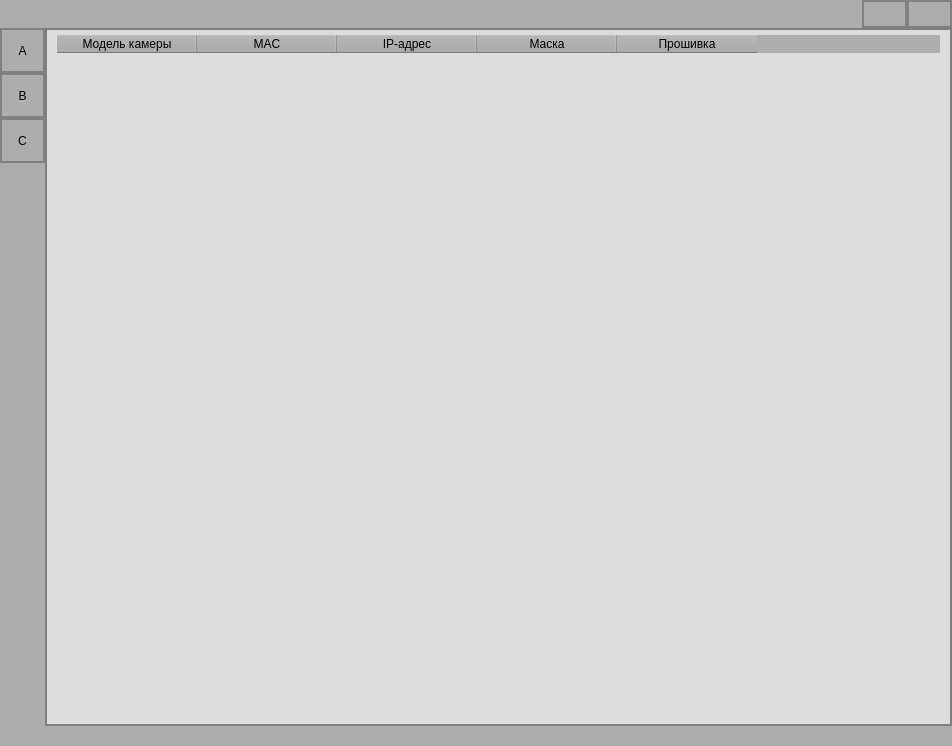
Old version of the form ui_main_frame.ui in the repository mentalitet-new/ESC-new.
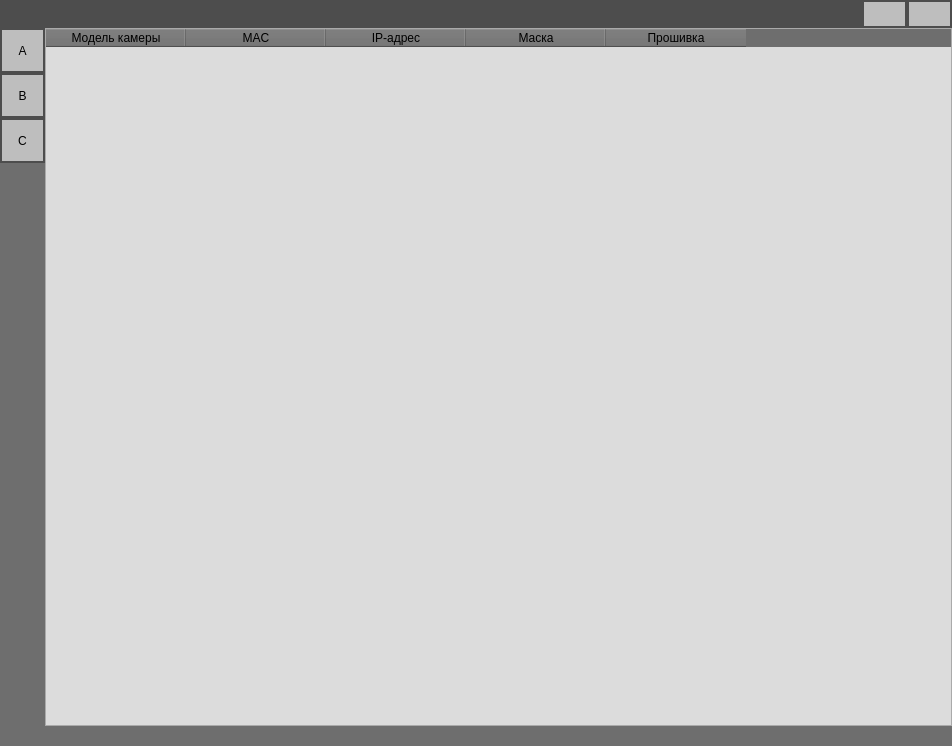
New version of the form. Icons and pictures are not drawn.

Commit message: Изменен размер и цвета кнопок.

```diff
--- a/ui_main_frame.ui
+++ b/ui_main_frame.ui
@@ -19,7 +19,7 @@
    </property>
    <property name="styleSheet">
     <string notr="true">QWidget {
-background-color: rgb(173,173,173);
+background-color: rgb(110,110,110);
 }</string>
    </property>
    <layout class="QVBoxLayout" name="verticalLayout_2">
@@ -102,7 +102,7 @@
             </property>
             <property name="styleSheet">
              <string notr="true">QLabel {
-background-color: rgb(173,173,173);
+background-color: rgb(77,77,77);
     spacing: 3px;           
     padding: 5px 10px;
     color: rgb(0,0,0);  
@@ -162,12 +162,11 @@
             </property>
             <property name="styleSheet">
              <string notr="true">QPushButton {
-background-color: rgb(173,173,173);
     spacing: 3px;           
     padding: 5px 10px;
-    background-color: rgb(173,173,173);
-    color: rgb(0,0,0); 
- 	border: 2px solid grey;
+    background-color: rgb(190,190,190);
+    color: rgb(0,0,0);
+	border: 2px solid rgb(77,77,77);
 }
 QPushButton:hover {
 	background-color: rgb(255, 142, 119);
@@ -236,12 +235,11 @@
             </property>
             <property name="styleSheet">
              <string notr="true">QPushButton {
-background-color: rgb(173,173,173);
     spacing: 3px;           
     padding: 5px 10px;
-    background-color: rgb(173,173,173);
+    background-color: rgb(190,190,190);
     color: rgb(0,0,0);
-	border: 2px solid grey;
+	border: 2px solid rgb(77,77,77);
 }
 QPushButton:hover {
 	background-color: rgb(255, 142, 119);
@@ -307,7 +305,7 @@
          </property>
          <property name="maximumSize">
           <size>
-           <width>55</width>
+           <width>45</width>
            <height>16777215</height>
           </size>
          </property>
@@ -373,12 +371,11 @@
                </property>
                <property name="styleSheet">
                 <string notr="true">QPushButton {
-background-color: rgb(173,173,173);
     spacing: 3px;           
     padding: 5px 10px;
-    background-color: rgb(173,173,173);
+    background-color: rgb(190,190,190);
     color: rgb(0,0,0);
-	border: 2px solid grey;
+	border: 2px solid rgb(77,77,77);
 }
 QPushButton:hover {
 	background-color: rgb(255, 142, 119);
@@ -449,12 +446,11 @@
                </property>
                <property name="styleSheet">
                 <string notr="true">QPushButton {
-background-color: rgb(173,173,173);
     spacing: 3px;           
     padding: 5px 10px;
-    background-color: rgb(173,173,173);
+    background-color: rgb(190,190,190);
     color: rgb(0,0,0);
-	border: 2px solid grey;
+	border: 2px solid rgb(77,77,77);
 }
 QPushButton:hover {
 	background-color: rgb(255, 142, 119);
@@ -525,12 +521,11 @@
                </property>
                <property name="styleSheet">
                 <string notr="true">QPushButton {
-background-color: rgb(173,173,173);
     spacing: 3px;           
-    padding: 5px 10px;
-    background-color: rgb(173,173,173);
+	 padding: 5px 10px;
+    background-color: rgb(190,190,190);
     color: rgb(0,0,0);
-	border: 2px solid grey;
+	 border: 2px solid rgb(77,77,77);
 }
 QPushButton:hover {
 	background-color: rgb(255, 142, 119);
@@ -559,10 +554,29 @@
            </widget>
           </item>
           <item>
+           <widget class="QFrame" name="verticalFrame">
+            <property name="maximumSize">
+             <size>
+              <width>45</width>
+              <height>16777215</height>
+             </size>
+            </property>
            <layout class="QVBoxLayout" name="verticalLayout_9">
             <property name="spacing">
              <number>0</number>
             </property>
+             <property name="leftMargin">
+              <number>0</number>
+             </property>
+             <property name="topMargin">
+              <number>0</number>
+             </property>
+             <property name="rightMargin">
+              <number>0</number>
+             </property>
+             <property name="bottomMargin">
+              <number>0</number>
+             </property>
             <item>
              <widget class="QLabel" name="label_3">
               <property name="maximumSize">
@@ -577,6 +591,7 @@
              </widget>
             </item>
            </layout>
+           </widget>
           </item>
          </layout>
         </widget>
@@ -634,10 +649,7 @@
                <property name="styleSheet">
                 <string notr="true">QTableWidget {
     background-color: rgb(220,220,220);
-    spacing: 3px;           
-    padding: 5px 10px;
     color: rgb(0,0,0);  
-	border: 2px solid grey;
 }
 QTableWidget:pressed {
 	border: 2px solid green;
@@ -647,7 +659,7 @@
 }</string>
                </property>
                <property name="frameShadow">
-                <enum>QFrame::Raised</enum>
+                <enum>QFrame::Plain</enum>
                </property>
                <property name="editTriggers">
                 <set>QAbstractItemView::NoEditTriggers</set>
```
Left out of the diff: 31 changed lines with no effect on the pictures. Lines whose indentation alone changed are shown as unchanged. The commit also changes 1 other file.
